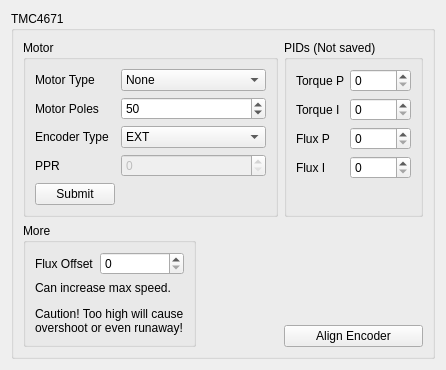
First picture: the form in res/tmc4671_ui.ui, repository Ultrawipf/OpenFFBoard-configurator, before the edit.
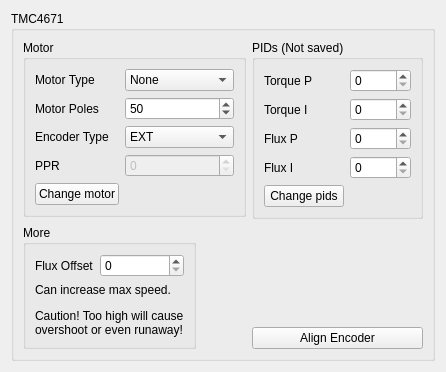
Second picture: the form after the edit.

Commit message: Added explicit submit buttons for some settings

Patch:
```diff
--- a/res/tmc4671_ui.ui
+++ b/res/tmc4671_ui.ui
@@ -20,7 +20,7 @@
       <string>TMC4671</string>
      </property>
      <layout class="QGridLayout" name="gridLayout">
-      <item row="0" column="2">
+      <item row="0" column="3" alignment="Qt::AlignTop">
        <widget class="QGroupBox" name="groupBox_2">
         <property name="sizePolicy">
          <sizepolicy hsizetype="Minimum" vsizetype="Minimum">
@@ -94,10 +94,17 @@
            </property>
           </widget>
          </item>
+         <item row="4" column="0">
+          <widget class="QPushButton" name="pushButton_submitpid">
+           <property name="text">
+            <string>Change pids</string>
+           </property>
+          </widget>
+         </item>
         </layout>
        </widget>
       </item>
-      <item row="0" column="0" colspan="2">
+      <item row="0" column="0" colspan="2" alignment="Qt::AlignTop">
        <widget class="QGroupBox" name="groupBox_3">
         <property name="sizePolicy">
          <sizepolicy hsizetype="Preferred" vsizetype="Preferred">
@@ -215,14 +222,14 @@
          <item row="4" column="0">
           <widget class="QPushButton" name="pushButton_submitmotor">
            <property name="text">
-            <string>Submit</string>
+            <string>Change motor</string>
            </property>
           </widget>
          </item>
         </layout>
        </widget>
       </item>
-      <item row="1" column="0">
+      <item row="3" column="0">
        <widget class="QGroupBox" name="groupBox_4">
         <property name="title">
          <string>More</string>
@@ -252,7 +259,7 @@
         </layout>
        </widget>
       </item>
-      <item row="1" column="2" alignment="Qt::AlignBottom">
+      <item row="3" column="3" alignment="Qt::AlignBottom">
        <widget class="QPushButton" name="pushButton_align">
         <property name="text">
          <string>Align Encoder</string>
```
The commit also changes 4 other files.
